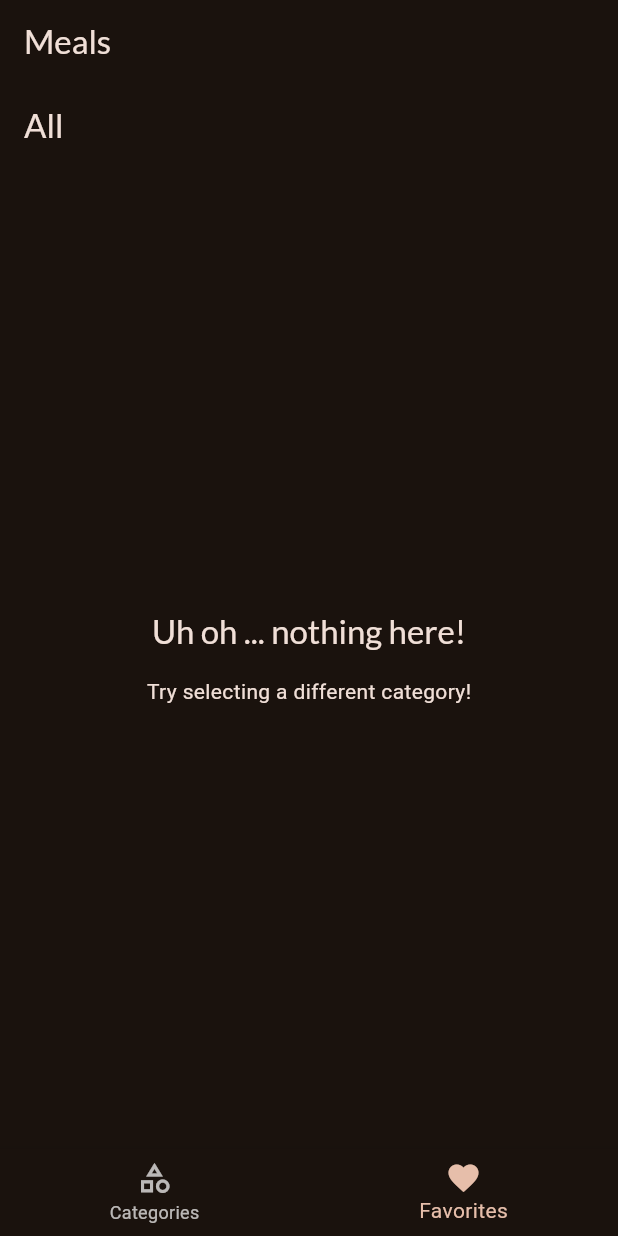
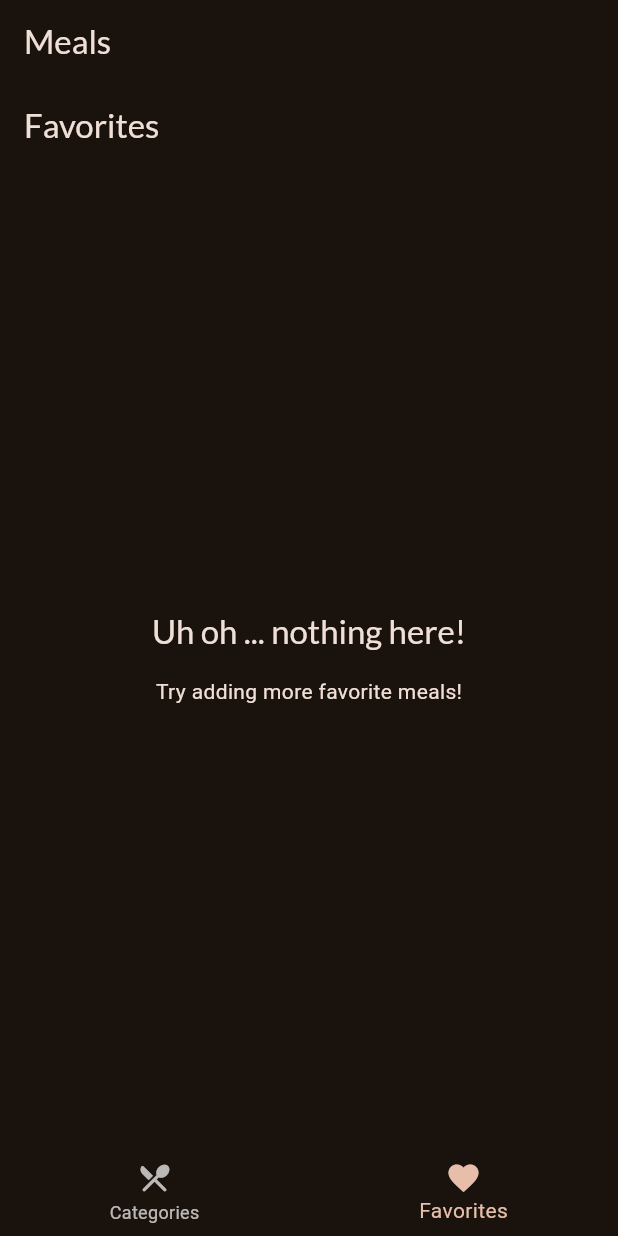
Before and after one commit to MohammadKanaan/flutter_meals, a Flutter app: the screen it shows after launch, item 2 of the bottom bar chosen, on a phone screen of 412 x 824 dp. Run offline on Flutter 3.47's test engine with Material 3 defaults, Android fonts, the phone set to English and light mode, and no system bars; our stand-ins replace flutter_hooks, google_fonts, hooks_riverpod, transparent_image.

```diff
--- a/lib/providers.dart
+++ b/lib/providers.dart
@@ -1,6 +1,7 @@
 import 'package:flutter/material.dart';
 import 'package:hooks_riverpod/hooks_riverpod.dart';
 import 'package:meals/models/category.dart';
+import 'package:meals/models/meal.dart';
 
 class SelectedCategoryNotifier extends StateNotifier<Category> {
   // We initialize the list of todos to an empty list
@@ -16,3 +17,21 @@ final selectedCategoryProvider =
     StateNotifierProvider<SelectedCategoryNotifier, Category>((ref) {
   return SelectedCategoryNotifier();
 });
+
+class FavoriteMealsNotifier extends StateNotifier<List<Meal>> {
+  // We initialize the list of todos to an empty list
+  FavoriteMealsNotifier() : super([]);
+
+  void addFavoriteMeal(Meal meal) {
+    state = [...state, meal];
+  }
+
+  void removeFavoriteMeal(Meal meal) {
+    state = state.where((element) => element.id != meal.id).toList();
+  }
+}
+
+final favoriteMealsProvider =
+    StateNotifierProvider<FavoriteMealsNotifier, List<Meal>>((ref) {
+  return FavoriteMealsNotifier();
+});
--- a/lib/screens/favorites_screen.dart
+++ b/lib/screens/favorites_screen.dart
@@ -1,6 +1,5 @@
 import 'package:flutter/material.dart';
 import 'package:hooks_riverpod/hooks_riverpod.dart';
-import 'package:meals/data/dummy_data.dart';
 import 'package:meals/providers.dart';
 import 'package:meals/widgets/meal_item.dart';
 
@@ -9,10 +8,7 @@ class FavoritesScreen extends HookConsumerWidget {
 
   @override
   Widget build(BuildContext context, WidgetRef ref) {
-    var selectedCategory = ref.watch(selectedCategoryProvider);
-    final meals = dummyMeals
-        .where((meal) => meal.categories.contains(selectedCategory.id))
-        .toList();
+    var meals = ref.watch(favoriteMealsProvider);
     Widget content = ListView.builder(
       itemCount: meals.length,
       itemBuilder: (context, index) {
@@ -32,7 +28,7 @@ class FavoritesScreen extends HookConsumerWidget {
             ),
             const SizedBox(height: 16),
             Text(
-              'Try selecting a different category!',
+              'Try adding more favorite meals!',
               style: Theme.of(context).textTheme.bodyMedium!.copyWith(
                     color: Theme.of(context).colorScheme.onSurface,
                   ),
@@ -44,7 +40,7 @@ class FavoritesScreen extends HookConsumerWidget {
 
     return Scaffold(
       appBar: AppBar(
-        title: Text(selectedCategory.title),
+        title: const Text('Favorites'),
       ),
       body: content,
     );
--- a/lib/screens/tabs.dart
+++ b/lib/screens/tabs.dart
@@ -32,8 +32,8 @@ class Tabs extends HookConsumerWidget {
         items: [
           BottomNavigationBarItem(
               icon: selectedPageIndex.value == 0
-                  ? const Icon(Icons.category)
-                  : const Icon(Icons.category_outlined),
+                  ? const Icon(Icons.restaurant_menu)
+                  : const Icon(Icons.restaurant_menu_rounded),
               label: 'Categories'),
           BottomNavigationBarItem(
               icon: selectedPageIndex.value == 1
```
Also changed, not shown: lib/screens/detailed_meal_screen.dart (+34 -6 lines), lib/widgets/meal_item.dart (+6 -3 lines).
